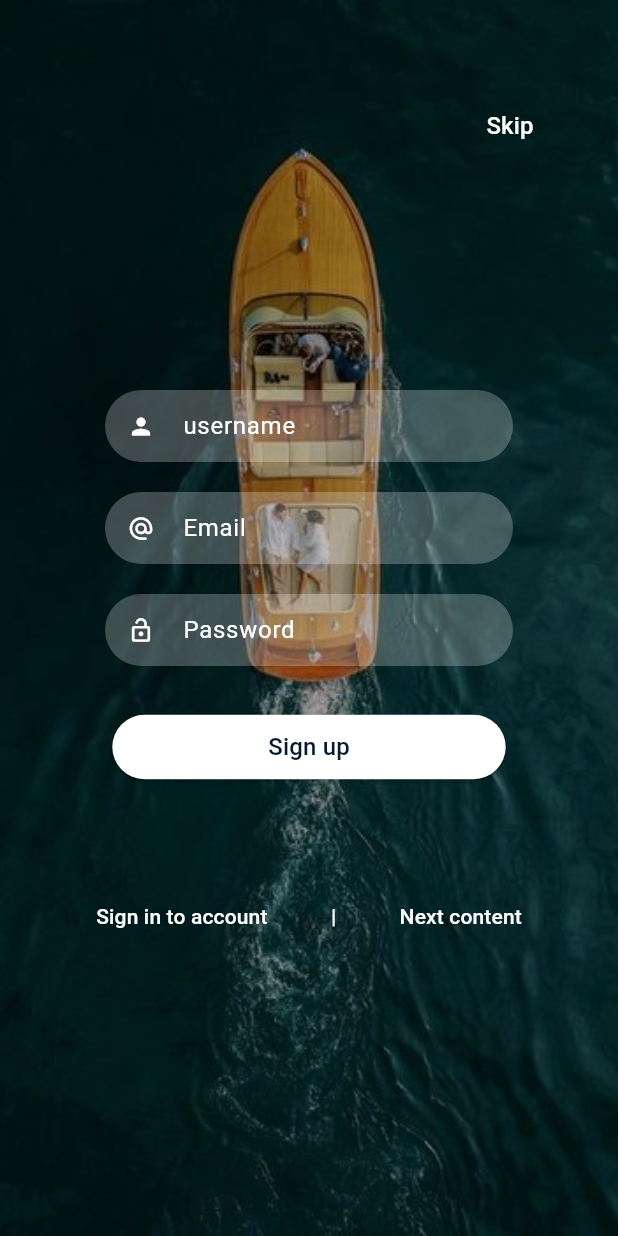
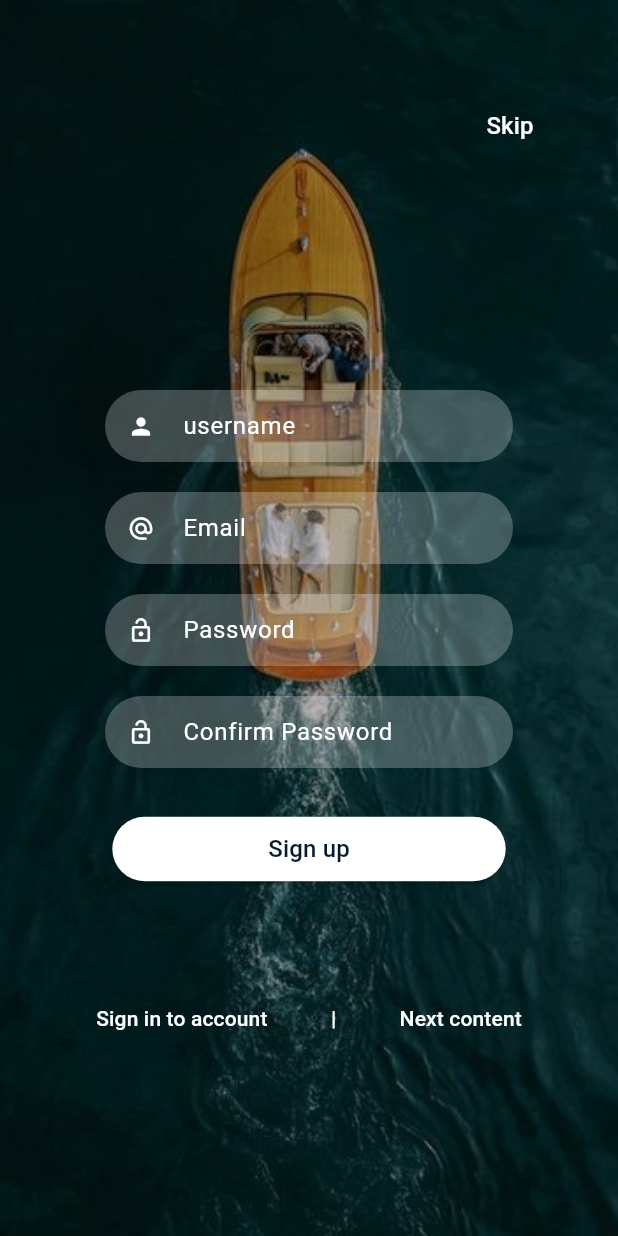
Before and after one commit to tsegayz/ArdiTravelMobileApp, a Flutter app: the SignUp screen opened by its route, on a phone screen of 412 x 824 dp. Run offline on Flutter 3.47's test engine with Material 3 defaults, Android fonts, the phone set to English and light mode, and no system bars; our stand-ins replace share; Roboto replaces fonts that are missing (Times New Roman).

Commit message:
frontend, backend integration signup and signin

```diff
--- a/frontend/lib/presentation/screens/signup.dart
+++ b/frontend/lib/presentation/screens/signup.dart
@@ -1,8 +1,16 @@
-// ignore_for_file: prefer_const_constructors, prefer_const_constructors_in_immutables, prefer_const_literals_to_create_immutables
+// ignore_for_file: prefer_const_constructors, prefer_const_constructors_in_immutables, prefer_const_literals_to_create_immutables, must_be_immutable
 
+import 'dart:convert';
+
+import 'package:http/http.dart' as http;
 import 'package:flutter/material.dart';
 
 class SignUp extends StatelessWidget {
+  var name;
+  var email;
+  var password;
+  var passwordConfirm;
+
   final _formKey = GlobalKey<FormState>();
 
   SignUp({super.key});
@@ -36,7 +44,6 @@ class SignUp extends StatelessWidget {
             height: double.infinity,
             color: Color.fromARGB(83, 0, 0, 0),
           ),
-
           SingleChildScrollView(
             child: Column(
               children: [
@@ -49,14 +56,25 @@ class SignUp extends StatelessWidget {
                         SizedBox(height: 260),
                         TextFormField(
                           autovalidateMode: AutovalidateMode.onUserInteraction,
-                          onChanged: (value) {},
+                          onChanged: (value) {
+                            name = value;
+                          },
+                          style: TextStyle(
+                            color: Colors.white,
+                            fontFamily: 'Times New Roman',
+                            fontSize: 16,
+                          ),
                           decoration: InputDecoration(
                             labelText: 'username',
                             labelStyle: TextStyle(
                               color: Color.fromARGB(255, 255, 255, 255),
                               fontFamily: 'Times New Roman',
                             ),
-                            prefixIcon: Icon(Icons.person, color: Colors.white,size: 18,),
+                            prefixIcon: Icon(
+                              Icons.person,
+                              color: Colors.white,
+                              size: 18,
+                            ),
                             border: InputBorder.none,
                             focusedBorder: OutlineInputBorder(
                               borderRadius: BorderRadius.circular(40),
@@ -82,14 +100,22 @@ class SignUp extends StatelessWidget {
                         TextFormField(
                           validator: validateEmail,
                           autovalidateMode: AutovalidateMode.onUserInteraction,
-                          onChanged: (value) {},
+                          onChanged: (value) {
+                            email = value;
+                          },
+                          style: TextStyle(
+                            color: Colors.white,
+                            fontFamily: 'Times New Roman',
+                            fontSize: 16,
+                          ),
                           decoration: InputDecoration(
                             labelText: 'Email',
                             labelStyle: TextStyle(
                               color: Color.fromARGB(255, 255, 255, 255),
                               fontFamily: 'Times New Roman',
                             ),
-                            prefixIcon: Icon(Icons.alternate_email_rounded, color: Colors.white,size: 18),
+                            prefixIcon: Icon(Icons.alternate_email_rounded,
+                                color: Colors.white, size: 18),
                             border: InputBorder.none,
                             focusedBorder: OutlineInputBorder(
                               borderRadius: BorderRadius.circular(40),
@@ -113,11 +139,18 @@ class SignUp extends StatelessWidget {
                         ),
                         SizedBox(height: 20),
                         TextFormField(
+                          style: TextStyle(
+                            color: Colors.white,
+                            fontFamily: 'Times New Roman',
+                            fontSize: 16,
+                          ),
                           validator: (value) => value!.length < 8
                               ? 'password should be 8 characters'
                               : null,
                           autovalidateMode: AutovalidateMode.onUserInteraction,
-                          onChanged: (value) {},
+                          onChanged: (value) {
+                            password = value;
+                          },
                           obscureText: true,
                           decoration: InputDecoration(
                             labelText: 'Password',
@@ -125,7 +158,8 @@ class SignUp extends StatelessWidget {
                               color: Color.fromARGB(255, 255, 255, 255),
                               fontFamily: 'Times New Roman',
                             ),
-                            prefixIcon: Icon(Icons.lock_open_rounded, color: Colors.white, size: 18),
+                            prefixIcon: Icon(Icons.lock_open_rounded,
+                                color: Colors.white, size: 18),
                             border: InputBorder.none,
                             focusedBorder: OutlineInputBorder(
                               borderRadius: BorderRadius.circular(40),
@@ -133,7 +167,46 @@ class SignUp extends StatelessWidget {
                                 color: Color.fromARGB(255, 255, 255, 255),
                               ),
                             ),
-
+                            enabledBorder: OutlineInputBorder(
+                              borderRadius: BorderRadius.circular(40),
+                              borderSide: BorderSide(
+                                color: Color.fromARGB(0, 255, 255, 255),
+                              ),
+                            ),
+                            filled: true,
+                            fillColor: Color.fromARGB(62, 255, 255, 255),
+                            contentPadding: EdgeInsets.symmetric(
+                              vertical: 10,
+                              horizontal: 20,
+                            ),
+                          ),
+                        ),
+                        SizedBox(height: 20),
+                        TextFormField(
+                          style: TextStyle(
+                            color: Colors.white,
+                            fontFamily: 'Times New Roman',
+                            fontSize: 16,
+                          ),
+                          onChanged: (value) {
+                            passwordConfirm = value;
+                          },
+                          obscureText: true,
+                          decoration: InputDecoration(
+                            labelText: 'Confirm Password',
+                            labelStyle: TextStyle(
+                              color: Color.fromARGB(255, 255, 255, 255),
+                              fontFamily: 'Times New Roman',
+                            ),
+                            prefixIcon: Icon(Icons.lock_open_rounded,
+                                color: Colors.white, size: 18),
+                            border: InputBorder.none,
+                            focusedBorder: OutlineInputBorder(
+                              borderRadius: BorderRadius.circular(40),
+                              borderSide: BorderSide(
+                                color: Color.fromARGB(255, 255, 255, 255),
+                              ),
+                            ),
                             enabledBorder: OutlineInputBorder(
                               borderRadius: BorderRadius.circular(40),
                               borderSide: BorderSide(
@@ -152,6 +225,7 @@ class SignUp extends StatelessWidget {
                         ElevatedButton(
                           onPressed: () {
                             if (_formKey.currentState!.validate()) {
+                              signup(name, email, password, passwordConfirm);
                               Navigator.pushNamed(context, '/home');
                             }
                           },
@@ -187,7 +261,9 @@ class SignUp extends StatelessWidget {
                   mainAxisAlignment: MainAxisAlignment.center,
                   children: [
                     TextButton(
-                        onPressed: () {Navigator.pushNamed(context, '/signIn');},
+                        onPressed: () {
+                          Navigator.pushNamed(context, '/signIn');
+                        },
                         child: Text(
                           'Sign in to account',
                           style: TextStyle(
@@ -221,7 +297,9 @@ class SignUp extends StatelessWidget {
             top: 60,
             right: 40,
             child: TextButton(
-              onPressed: () {Navigator.pushNamed(context, '/home');},
+              onPressed: () {
+                Navigator.pushNamed(context, '/home');
+              },
               child: Text(
                 'Skip',
                 style: TextStyle(
@@ -237,3 +315,18 @@ class SignUp extends StatelessWidget {
     );
   }
 }
+
+signup(name, email, password, passwordConfirm) async {
+  final response = await http.post(
+    Uri.parse('http://localhost:5000/api/v1/users/signup'),
+    headers: <String, String>{
+      'Content-Type': 'application/json; charset=UTF-8',
+    },
+    body: jsonEncode(<String, String>{
+      'name': name,
+      'email': email,
+      'password': password,
+      'passwordConfirm': passwordConfirm
+    }),
+  );
+}
--- a/frontend/pubspec.yaml
+++ b/frontend/pubspec.yaml
@@ -14,6 +14,7 @@ dependencies:
   page_transition: ^2.1.0
   bloc: ^8.1.3
   share: ^2.0.4
+  http: ^1.2.1
 
 dev_dependencies:
   flutter_test:
```
Also changed, not shown: frontend/lib/logic/cubit/user.dart (deleted, +0 -38 lines), frontend/lib/logic/cubit/user_cubit.dart (deleted, +0 -17 lines), frontend/lib/logic/cubit/user_state.dart (deleted, +0 -8 lines), frontend/lib/presentation/screens/signin.dart (+39 -9 lines), frontend/pubspec.lock.
